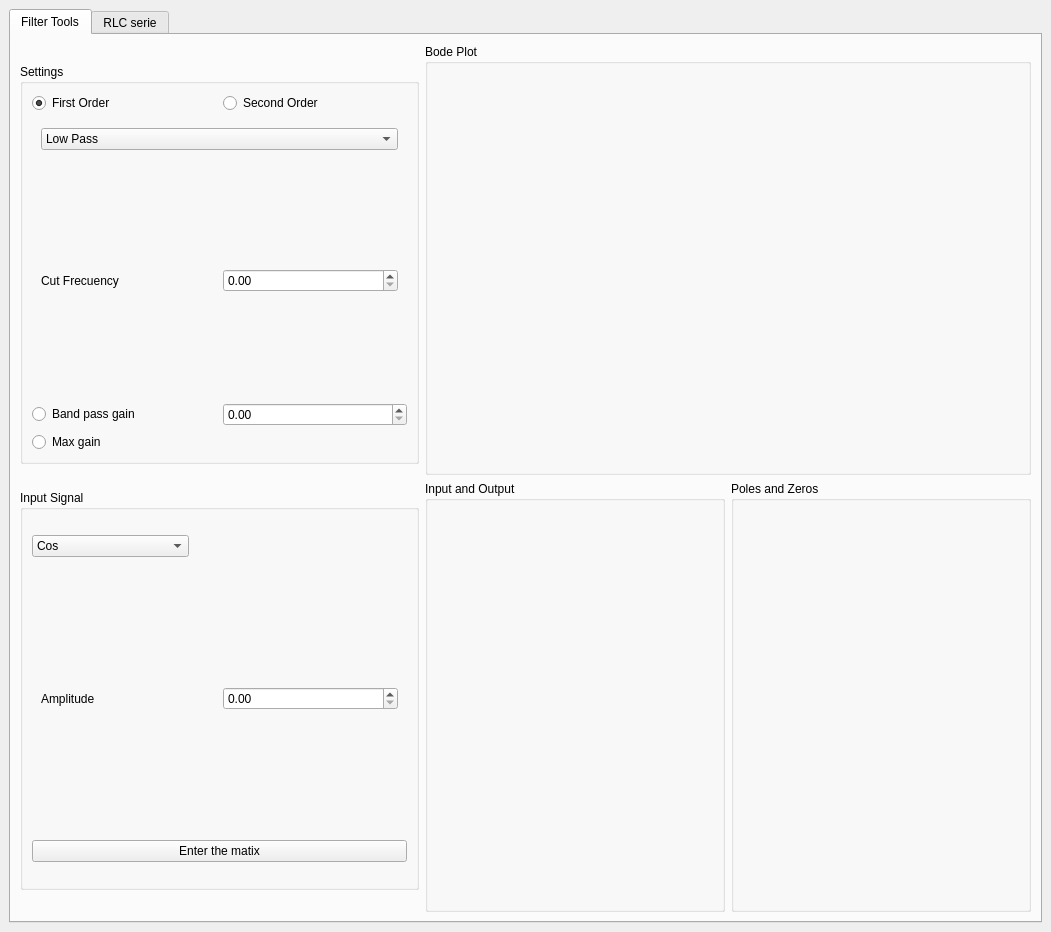
Old version of the form UI.ui in the repository GullinoAgus/Filter-TOOL-ELECTRO.
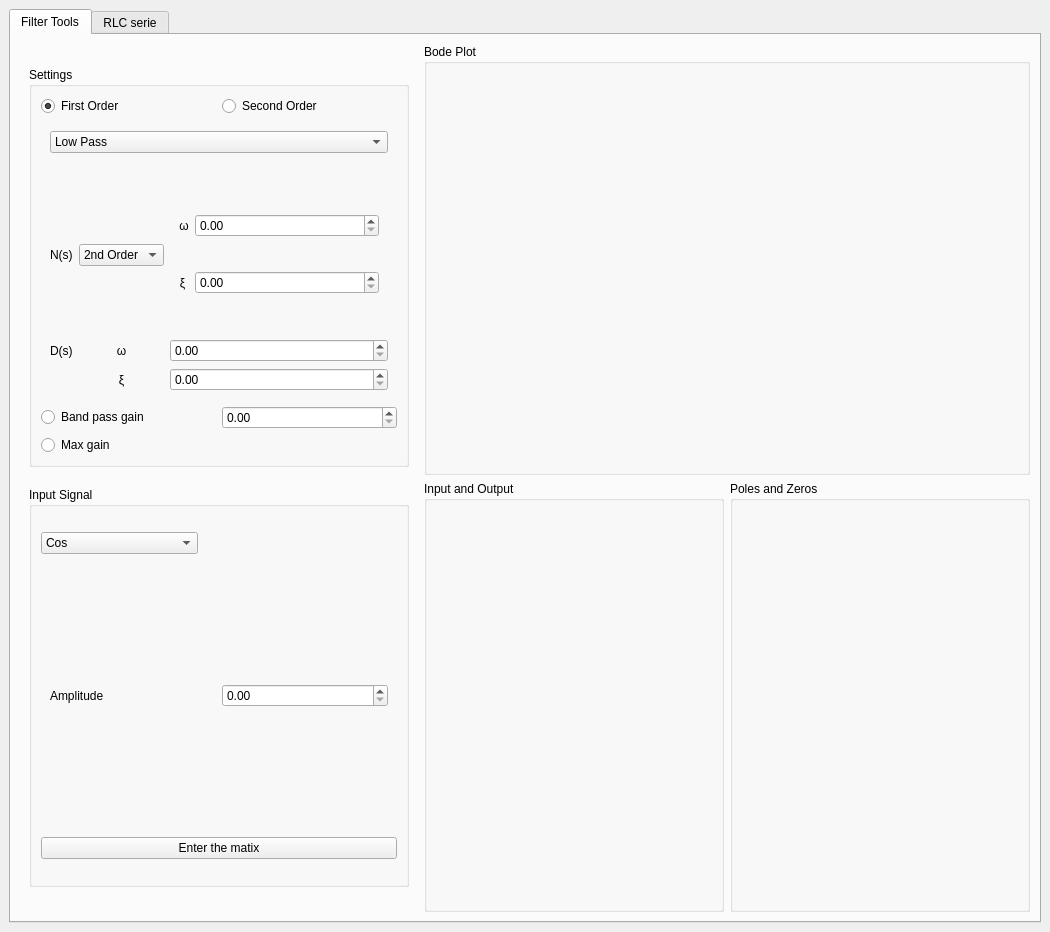
New version of the form. The open tabs and pages were chosen to show the change.

Commit message: Arreglos interfaz

What changed in the file:
```diff
--- a/UI.ui
+++ b/UI.ui
@@ -6,7 +6,7 @@
    <rect>
     <x>0</x>
     <y>0</y>
-    <width>1051</width>
+    <width>1050</width>
     <height>932</height>
    </rect>
   </property>
@@ -29,6 +29,7 @@
        </attribute>
        <layout class="QHBoxLayout" name="horizontalLayout_2">
         <item>
+         <widget class="QFrame" name="verticalFrame_2">
          <layout class="QVBoxLayout" name="verticalLayout_3">
           <property name="sizeConstraint">
            <enum>QLayout::SetDefaultConstraint</enum>
@@ -236,6 +237,130 @@
                    </item>
                   </layout>
                  </widget>
+                  <widget class="QWidget" name="page_7">
+                   <layout class="QGridLayout" name="gridLayout_13">
+                    <item row="6" column="2">
+                     <widget class="QDoubleSpinBox" name="doubleSpinBox"/>
+                    </item>
+                    <item row="3" column="0">
+                     <widget class="QLabel" name="label_2">
+                      <property name="text">
+                       <string>N(s)</string>
+                      </property>
+                     </widget>
+                    </item>
+                    <item row="8" column="2">
+                     <widget class="QDoubleSpinBox" name="doubleSpinBox_2"/>
+                    </item>
+                    <item row="3" column="2">
+                     <widget class="QStackedWidget" name="stackedWidget">
+                      <property name="currentIndex">
+                       <number>0</number>
+                      </property>
+                      <widget class="QWidget" name="page_11">
+                       <layout class="QGridLayout" name="gridLayout_19">
+                        <item row="0" column="0">
+                         <widget class="QLabel" name="label_18">
+                          <property name="sizePolicy">
+                           <sizepolicy hsizetype="Maximum" vsizetype="Preferred">
+                            <horstretch>0</horstretch>
+                            <verstretch>0</verstretch>
+                           </sizepolicy>
+                          </property>
+                          <property name="text">
+                           <string>ω</string>
+                          </property>
+                          <property name="alignment">
+                           <set>Qt::AlignCenter</set>
+                          </property>
+                         </widget>
+                        </item>
+                        <item row="0" column="1">
+                         <widget class="QDoubleSpinBox" name="doubleSpinBox_3"/>
+                        </item>
+                        <item row="1" column="0">
+                         <widget class="QLabel" name="label_19">
+                          <property name="sizePolicy">
+                           <sizepolicy hsizetype="Maximum" vsizetype="Preferred">
+                            <horstretch>0</horstretch>
+                            <verstretch>0</verstretch>
+                           </sizepolicy>
+                          </property>
+                          <property name="text">
+                           <string>ξ</string>
+                          </property>
+                          <property name="alignment">
+                           <set>Qt::AlignCenter</set>
+                          </property>
+                         </widget>
+                        </item>
+                        <item row="1" column="1">
+                         <widget class="QDoubleSpinBox" name="doubleSpinBox_4"/>
+                        </item>
+                       </layout>
+                      </widget>
+                      <widget class="QWidget" name="page_12">
+                       <layout class="QGridLayout" name="gridLayout_20">
+                        <item row="0" column="0">
+                         <widget class="QLabel" name="label_20">
+                          <property name="text">
+                           <string>TextLabel</string>
+                          </property>
+                         </widget>
+                        </item>
+                        <item row="0" column="1">
+                         <widget class="QDoubleSpinBox" name="doubleSpinBox_5"/>
+                        </item>
+                       </layout>
+                      </widget>
+                     </widget>
+                    </item>
+                    <item row="3" column="1">
+                     <widget class="QComboBox" name="comboBox">
+                      <item>
+                       <property name="text">
+                        <string>2nd Order</string>
+                       </property>
+                      </item>
+                      <item>
+                       <property name="text">
+                        <string>1st Order</string>
+                       </property>
+                      </item>
+                     </widget>
+                    </item>
+                    <item row="6" column="0">
+                     <widget class="QLabel" name="label">
+                      <property name="text">
+                       <string>D(s)</string>
+                      </property>
+                     </widget>
+                    </item>
+                    <item row="6" column="1">
+                     <widget class="QLabel" name="label_7">
+                      <property name="text">
+                       <string>ω</string>
+                      </property>
+                      <property name="textFormat">
+                       <enum>Qt::AutoText</enum>
+                      </property>
+                      <property name="alignment">
+                       <set>Qt::AlignCenter</set>
+                      </property>
+                     </widget>
+                    </item>
+                    <item row="8" column="1">
+                     <widget class="QLabel" name="label_3">
+                      <property name="text">
+                       <string>ξ</string>
+                      </property>
+                      <property name="alignment">
+                       <set>Qt::AlignCenter</set>
+                      </property>
+                     </widget>
+                    </item>
+                   </layout>
+                  </widget>
                 </widget>
                </item>
               </layout>
@@ -468,6 +593,7 @@
            </widget>
           </item>
          </layout>
+         </widget>
         </item>
         <item>
          <layout class="QVBoxLayout" name="verticalLayout_4">
```
Left out of the diff: 84 changed lines with no effect on the pictures. Lines whose indentation alone changed are shown as unchanged. The commit also changes 1 other file.
